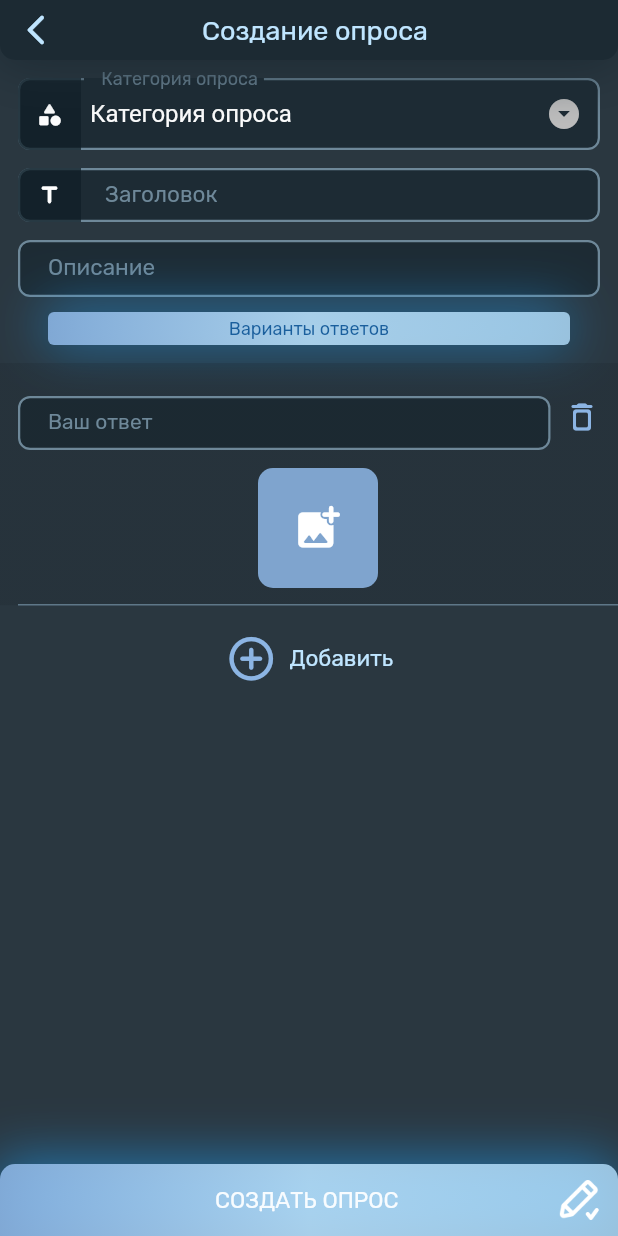
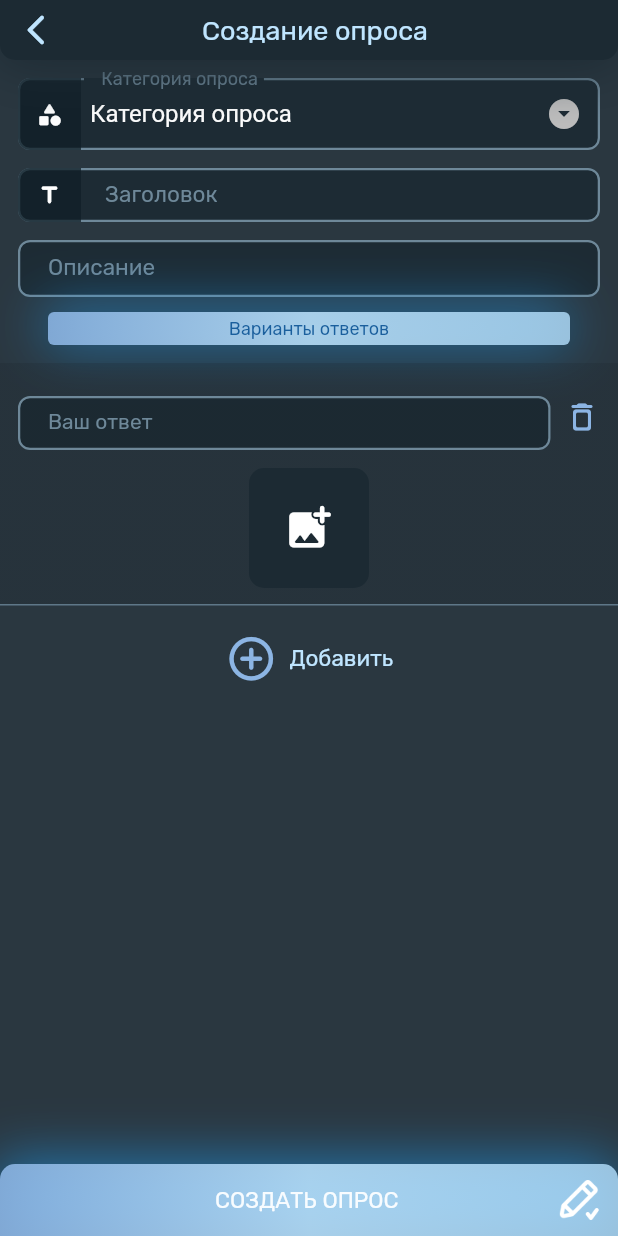
Before and after one commit to MadPickleC137/Poll-Answer, a Flutter app: the screen it shows after launch, after a tap on "Добавить", on a phone screen of 412 x 824 dp. Run offline on Flutter 3.47's test engine with Material 2 defaults, Android fonts, the phone set to English and light mode, and no system bars; our stand-ins replace animate_do, easy_localization, flutter_neumorphic, get, hive, hive_flutter and 3 more; accounts and stored records are empty; network calls fail.

Commit message:
сделан экран добавления опроса

```diff
--- /dev/null
+++ b/lib/core/utils/views.dart
@@ -0,0 +1,11 @@
+import 'package:flutter/widgets.dart';
+import 'package:poll_answer/theme/colors.dart';
+
+Container divider() {
+  return Container(
+    margin: const EdgeInsets.only(top: 5),
+    width: double.infinity,
+    height: 0.5,
+    color: dividerColor,
+  );
+}
--- a/lib/create_quiz/quiz_create_view.dart
+++ b/lib/create_quiz/quiz_create_view.dart
@@ -1,4 +1,6 @@
 // ignore_for_file: prefer_const_constructors, prefer_const_literals_to_create_immutables
+
+import 'dart:io';
 
 import 'package:easy_localization/easy_localization.dart';
 import 'package:flutter/material.dart';
@@ -6,11 +8,13 @@ import 'package:get/get_navigation/src/extension_navigation.dart';
 import 'package:get/get_state_manager/get_state_manager.dart';
 import 'package:get/instance_manager.dart';
 import 'package:image_picker/image_picker.dart';
+import 'package:poll_answer/core/utils/views.dart';
 import 'package:poll_answer/create_quiz/quiz_create_controller.dart';
 import 'package:poll_answer/model/answer.dart';
 import 'package:poll_answer/model/category.dart';
 import 'package:poll_answer/theme/app_theme.dart';
 import 'package:poll_answer/theme/colors.dart';
+import 'package:poll_answer/widgets/button_style.dart';
 import 'package:poll_answer/widgets/decoration_app_bar.dart';
 import 'package:poll_answer/widgets/edit_text_decoration.dart';
 
@@ -44,7 +48,14 @@ class QuizCreateView extends StatelessWidget {
           SingleChildScrollView(
             child: body(context),
           ),
-          Align(
+          addQuestionButton(),
+        ],
+      ),
+    );
+  }
+
+  Align addQuestionButton() {
+    return Align(
       alignment: Alignment.bottomCenter,
       child: Container(
         decoration: BoxDecoration(
@@ -56,20 +67,14 @@ class QuizCreateView extends StatelessWidget {
           boxShadow: buttonShadowType1,
         ),
         child: TextButton(
-                style: ButtonStyle(
-                  minimumSize: MaterialStateProperty.all(Size(100, 36)),
-                  overlayColor: MaterialStateProperty.all(overlayButtonType1),
-                  backgroundColor:
-                      MaterialStateProperty.all(Colors.transparent),
-                  shadowColor: MaterialStateProperty.all(Colors.transparent),
-                  shape: MaterialStateProperty.all<RoundedRectangleBorder>(
-                    RoundedRectangleBorder(
+          style: buttonStyle(
             borderRadius: BorderRadius.only(
               topLeft: Radius.circular(10),
               topRight: Radius.circular(10),
             ),
-                    ),
-                  ),
+            overlay: overlayButtonType1,
+            background: Colors.transparent,
+            size: Size(100, 36),
           ),
           child: Row(
             mainAxisSize: MainAxisSize.max,
@@ -92,12 +97,9 @@ class QuizCreateView extends StatelessWidget {
             ],
           ),
           onPressed: () {
-                  addNewQuestion();
+            controller.createQuestion();
           },
         ),
-            ),
-          ),
-        ],
       ),
     );
   }
@@ -114,16 +116,11 @@ class QuizCreateView extends StatelessWidget {
           mainAxisSize: MainAxisSize.max,
           children: [
             TextButton(
-              style: ButtonStyle(
-                minimumSize: MaterialStateProperty.all(Size(35, 35)),
-                shape: MaterialStateProperty.all<RoundedRectangleBorder>(
-                  RoundedRectangleBorder(
+              style: buttonStyle(
+                background: Colors.transparent,
+                overlay: appBarButtonOverlay,
+                size: Size(35, 35),
                 borderRadius: BorderRadius.circular(20),
-                  ),
-                ),
-                overlayColor: MaterialStateProperty.all(appBarButtonOverlay),
-                backgroundColor: MaterialStateProperty.all(Colors.transparent),
-                shadowColor: MaterialStateProperty.all(Colors.transparent),
               ),
               child: Icon(
                 Icons.arrow_back_ios_new_rounded,
@@ -197,6 +194,7 @@ class QuizCreateView extends StatelessWidget {
             maxLines: 1,
             minLines: 1,
             style: textStyle15,
+            controller: controller.titleTextController,
             decoration: textDecor(tr('title'), Icons.title_rounded),
             onChanged: (val) {},
           ),
@@ -213,6 +211,7 @@ class QuizCreateView extends StatelessWidget {
           textAlign: TextAlign.left,
           keyboardType: TextInputType.multiline,
           style: textStyle15,
+          controller: controller.descTextController,
           decoration: textDecor(tr('description'), null),
           onChanged: (val) {},
         ),
@@ -236,13 +235,20 @@ class QuizCreateView extends StatelessWidget {
         ),
       ),
       Obx(() => variantsAddWidget(controller.variants.value)),
-      GetBuilder<CreateController>(
-        builder: (_controller) => _controller.variants.length < 5
-            ? Container(
+      Obx(
+        () => controller.variants.length < 5
+            ? addAnswerButton()
+            : Container(height: 45),
+      )
+    ]);
+  }
+
+  Container addAnswerButton() {
+    return Container(
       margin: EdgeInsets.only(top: 10, bottom: 50),
       child: TextButton.icon(
         onPressed: () {
-                    _controller.addNewVariant();
+          controller.addNewVariant();
         },
         icon: Icon(
           Icons.add_circle_outline_rounded,
@@ -251,24 +257,14 @@ class QuizCreateView extends StatelessWidget {
         ),
         label: Text(tr('add-variant'),
             style: TextStyle(
-                          fontFamily: 'rubik',
-                          color: textColorType2,
-                          fontSize: 15)),
+                fontFamily: 'rubik', color: textColorType2, fontSize: 15)),
       ),
-              )
-            : Container(
-                height: 45,
-              ),
-      )
-    ]);
+    );
   }
 
-  void addNewQuestion() {}
-
   Widget variantsAddWidget(List<Answer> values) {
-    var index = 0;
     return Container(
-      padding: EdgeInsets.only(left: 12, top: 12),
+      padding: EdgeInsets.only(top: 12),
       margin: EdgeInsets.only(top: 12),
       decoration: BoxDecoration(
           gradient: LinearGradient(
@@ -287,11 +283,10 @@ class QuizCreateView extends StatelessWidget {
                 Stack(
                   children: [
                     Container(
-                      margin: EdgeInsets.only(top: 10, right: 45),
+                      margin: EdgeInsets.only(top: 10, left: 12, right: 45),
                       height: 36,
                       child: TextFormField(
-                        controller:
-                            controller.editTextVariants[values[index].id],
+                        controller: controller.editTextControllers[index],
                         cursorHeight: 20,
                         maxLength: 100,
                         maxLines: 1,
@@ -305,72 +300,72 @@ class QuizCreateView extends StatelessWidget {
                     Align(
                       alignment: Alignment.centerRight,
                       child: TextButton(
-                        style: ButtonStyle(
-                          minimumSize: MaterialStateProperty.all(Size(35, 35)),
-                          shape:
-                              MaterialStateProperty.all<RoundedRectangleBorder>(
-                            RoundedRectangleBorder(
+                        style: buttonStyle(
+                          overlay: overlayButtonType2,
+                          background: Colors.transparent,
                           borderRadius: BorderRadius.circular(20),
-                            ),
-                          ),
-                          overlayColor:
-                              MaterialStateProperty.all(overlayButtonType2),
-                          backgroundColor:
-                              MaterialStateProperty.all(Colors.transparent),
-                          shadowColor:
-                              MaterialStateProperty.all(Colors.transparent),
+                          size: Size(35, 35),
                         ),
                         child: Icon(
                           Icons.delete_outline_rounded,
                           color: iconColorType2,
                         ),
                         onPressed: () {
-                          controller.deleteItemVariant(values[index].id);
+                          controller.deleteItemVariant(index);
                         },
                       ),
                     ),
                   ],
                 ),
-                Padding(
-                  padding: EdgeInsets.only(top: 10.0, bottom: 6),
+                Container(
+                  margin: EdgeInsets.only(top: 10.0, bottom: 6),
                   child: TextButton(
-                    style: ButtonStyle(
-                      minimumSize: MaterialStateProperty.all(Size(80, 80)),
-                      shape: MaterialStateProperty.all<RoundedRectangleBorder>(
-                        RoundedRectangleBorder(
+                    style: buttonStyle(
+                      overlay: overlayButtonType4,
+                      background: buttonColorType4,
                       borderRadius: BorderRadius.circular(10),
+                      size: Size(80, 80),
                     ),
-                      ),
-                      overlayColor:
-                          MaterialStateProperty.all(overlayButtonType3),
-                      backgroundColor:
-                          MaterialStateProperty.all(buttonColorType3),
-                      shadowColor:
-                          MaterialStateProperty.all(Colors.transparent),
-                    ),
-                    child: Icon(
+                    child: Obx(
+                      () => controller.variants[index].image != null
+                          ? Container(
+                              padding: EdgeInsets.zero,
+                              width: 180,
+                              height: 180,
+                              child: ClipRRect(
+                                borderRadius: BorderRadius.circular(10.0),
+                                child: controller
+                                        .variants[index].image!.isNotEmpty
+                                    ? Image.file(
+                                        File(controller.variants[index].image!),
+                                        fit: BoxFit.cover,
+                                      )
+                                    : Icon(
                                         Icons.add_photo_alternate_rounded,
                                         color: iconColorWhite,
                                         size: 35,
                                       ),
+                              ),
+                            )
+                          : Icon(
+                              Icons.add_photo_alternate_rounded,
+                              color: iconColorWhite,
+                              size: 35,
+                            ),
+                    ),
                     onPressed: () {
-                      addPhotoVariant(context);
+                      addPhotoVariant(context, index);
                     },
                   ),
                 ),
-                Container(
-                  margin: EdgeInsets.only(top: 5),
-                  width: double.infinity,
-                  height: 0.5,
-                  color: dividerColor,
-                )
+                divider()
               ],
             );
           }),
     );
   }
 
-  void addPhotoVariant(BuildContext context) {
+  void addPhotoVariant(BuildContext context, int index) {
     Get.bottomSheet(
       Container(
         height: 140,
@@ -382,7 +377,8 @@ class QuizCreateView extends StatelessWidget {
             children: <Widget>[
               TextButton.icon(
                 onPressed: () {
-                  controller.pickPhoto(ImageSource.gallery);
+                  Get.back();
+                  controller.pickPhoto(ImageSource.gallery, index);
                 },
                 icon: Icon(
                   Icons.photo_library_rounded,
@@ -400,7 +396,10 @@ class QuizCreateView extends StatelessWidget {
                 ),
               ),
               TextButton.icon(
-                onPressed: () {},
+                onPressed: () {
+                  Get.back();
+                  controller.pickPhoto(ImageSource.camera, index);
+                },
                 icon: Icon(
                   Icons.camera_alt_rounded,
                   color: iconColorType2,
--- a/lib/launch/launch_view.dart
+++ b/lib/launch/launch_view.dart
@@ -5,6 +5,7 @@ import 'package:flutter/material.dart';
 import 'package:get/get.dart';
 import 'package:lottie/lottie.dart';
 import 'package:poll_answer/launch/launch_controller.dart';
+import 'package:poll_answer/theme/colors.dart';
 
 class LaunchView extends StatelessWidget {
   final _controller = Get.put(LaunchController());
@@ -12,7 +13,7 @@ class LaunchView extends StatelessWidget {
   final textStyle = TextStyle(
     fontFamily: 'rubik',
     fontSize: 48,
-    color: Colors.white,
+    color: textColorType3,
     letterSpacing: 1.4,
   );
   @override
@@ -22,8 +23,8 @@ class LaunchView extends StatelessWidget {
         padding: EdgeInsets.only(top: 200),
         decoration: BoxDecoration(
           gradient: LinearGradient(colors: [
-            Color(0xFF43CEA2),
-            Color(0xFF185A9D),
+            startColorAppBar,
+            bottomNavBarColor,
           ], begin: Alignment.topCenter, end: Alignment.bottomCenter),
         ),
         child: Column(
--- a/lib/profile/profile_view.dart
+++ b/lib/profile/profile_view.dart
@@ -18,7 +18,7 @@ class ProfileView extends StatelessWidget {
   Widget build(BuildContext context) {
     return GetBuilder<ProfileController>(builder: (controller) {
       return Scaffold(
-        backgroundColor: Colors.white,
+        backgroundColor: backgroundColor,
         appBar: appBar(context),
         body: _segmentsPages[controller.groupValue],
       );
@@ -87,7 +87,7 @@ class ProfileView extends StatelessWidget {
         ));
   }
 
-  List<Widget> _segmentsPages = [
+  final List<Widget> _segmentsPages = [
     ProfileActiveQuizView(),
     ProfileClosedQuizView(),
   ];
--- a/lib/theme/colors.dart
+++ b/lib/theme/colors.dart
@@ -18,8 +18,7 @@ const Color appBarTextColor = Color(0xFFFFFFFF);
 const Color whiteColor = Color(0xFFFFFFFF);
 const Color transparent = Color(0x00000000);
 const Color iconColorWhite = Color(0xFFFFFFFF);
-const Color iconTabSelectedColor = Color(0xFFFD9800);
-const Color itemNavBarTitleSelectedColor = Color(0xFFFD9800);
+const Color itemNavBarTitleSelectedColor = Color(0xFF699CD6);
 const Color itemNavBarColor = Color(0xFFFFFFFF);
 
 const Color categoryTextColor = Color(0xFFFFFFFF);
@@ -53,7 +52,7 @@ const LinearGradient buttonGradientType1 = LinearGradient(
 const Color overlayButtonType1 = Color(0x881FA5FF);
 const Color overlayButtonType2 = Color(0x778B3630);
 const Color overlayButtonType3 = Color(0xC7B5E1FF);
-const Color overlayButtonType4 = Color(0xFF1C2A33);
+const Color overlayButtonType4 = Color(0xFF2C414E);
 const Color dividerColor = Color(0xC7B5E1FF);
 const Color buttonTextType1 = Color(0xFFF8FCFF);
 const Color buttonColorType3 = Color(0xDE8CB5E4);
--- /dev/null
+++ b/lib/widgets/button_style.dart
@@ -0,0 +1,19 @@
+import 'package:flutter/material.dart';
+
+ButtonStyle buttonStyle(
+    {required Color overlay,
+    required Color background,
+    Size size = const Size(100, 45),
+    required BorderRadius borderRadius}) {
+  return ButtonStyle(
+    minimumSize: MaterialStateProperty.all(size),
+    overlayColor: MaterialStateProperty.all(overlay),
+    backgroundColor: MaterialStateProperty.all(background),
+    shadowColor: MaterialStateProperty.all(Colors.transparent),
+    shape: MaterialStateProperty.all<RoundedRectangleBorder>(
+      RoundedRectangleBorder(
+        borderRadius: borderRadius,
+      ),
+    ),
+  );
+}
```
Also changed, not shown: lib/api/api_rest.dart (+17 -0 lines), lib/create_quiz/quiz_create_controller.dart (+57 -13 lines), lib/model/answer.dart (+7 -0 lines), lib/model/question.dart (+12 -0 lines), lib/profile/active/profile_active_quiz_view.dart (+9 -3 lines), assets/img/ic_add_quiz_selected.png, assets/img/ic_profile_selected.png, assets/img/ic_task_selected.png. Lines whose indentation alone changed are shown as unchanged.
